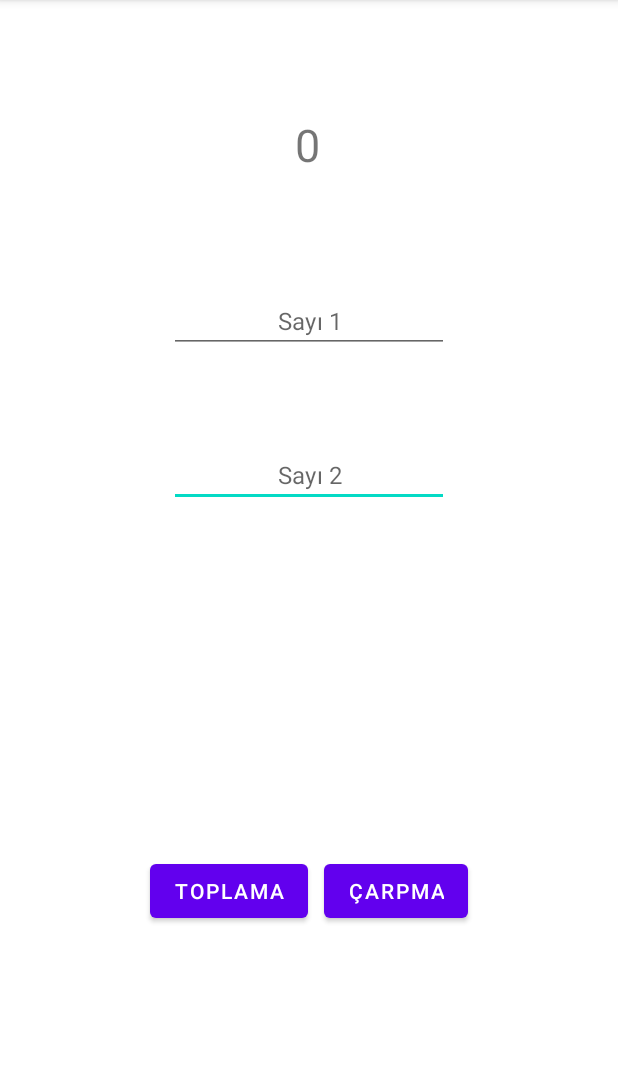
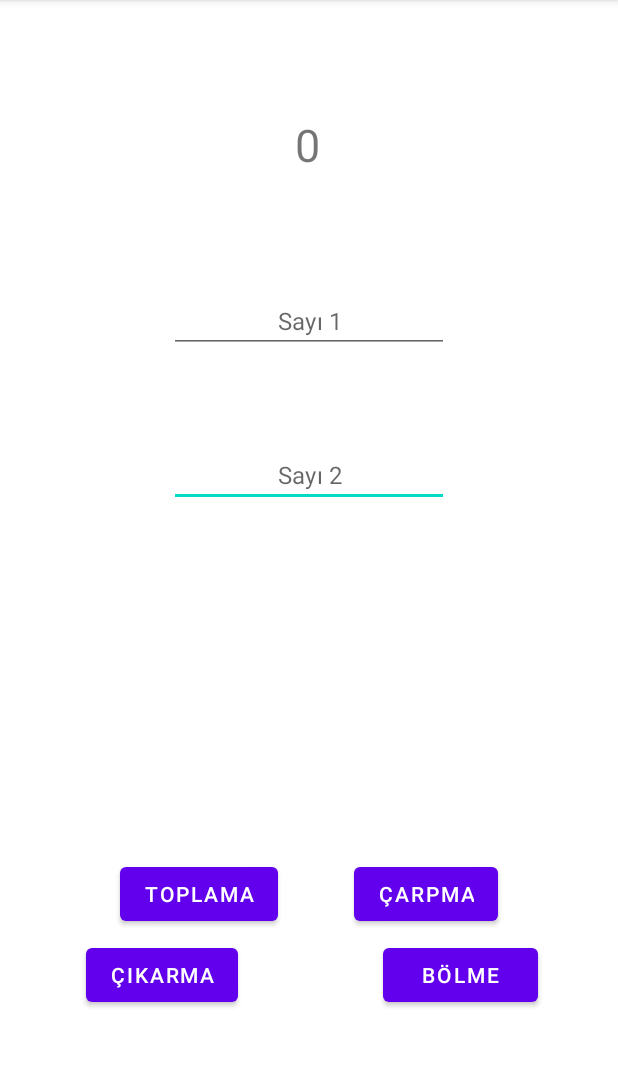
Before and after one commit to asimodabas/Basic-Calculator, an Android app: the screen it shows after launch (MainActivity), on a phone screen of 412 x 824 dp, the part 84-1151 px from its top. Run offline under Robolectric (Android 15) with nearby library versions, the phone set to English and light mode, and no system bars.

Commit message:
logo and calculation+ added

```diff
--- a/app/src/main/AndroidManifest.xml
+++ b/app/src/main/AndroidManifest.xml
@@ -4,9 +4,9 @@
 
     <application
         android:allowBackup="true"
-        android:icon="@mipmap/ic_launcher"
+        android:icon="@mipmap/calcu"
         android:label="@string/app_name"
-        android:roundIcon="@mipmap/ic_launcher_round"
+        android:roundIcon="@mipmap/calcu_round"
         android:supportsRtl="true"
         android:theme="@style/Theme.Calculator">
         <activity
--- a/app/src/main/res/layout/activity_main.xml
+++ b/app/src/main/res/layout/activity_main.xml
@@ -5,6 +5,7 @@
     android:layout_width="match_parent"
     android:layout_height="match_parent"
     tools:context=".MainActivity">
+
 
     <TextView
         android:id="@+id/textViewSonuc"
@@ -50,8 +51,8 @@
         android:id="@+id/buttonToplama"
         android:layout_width="wrap_content"
         android:layout_height="wrap_content"
-        android:layout_marginStart="100dp"
-        android:layout_marginBottom="150dp"
+        android:layout_marginStart="80dp"
+        android:layout_marginBottom="148dp"
         android:text="Toplama"
         app:layout_constraintBottom_toBottomOf="parent"
         app:layout_constraintStart_toStartOf="parent" />
@@ -60,10 +61,36 @@
         android:id="@+id/buttonCarpma"
         android:layout_width="wrap_content"
         android:layout_height="wrap_content"
-        android:layout_marginEnd="100dp"
-        android:layout_marginBottom="150dp"
+        android:layout_marginEnd="80dp"
+        android:layout_marginBottom="148dp"
         android:text="Çarpma"
         app:layout_constraintBottom_toBottomOf="parent"
         app:layout_constraintEnd_toEndOf="parent" />
 
+    <Button
+        android:id="@+id/buttonCıkarma"
+        android:layout_width="wrap_content"
+        android:layout_height="wrap_content"
+        android:layout_marginStart="44dp"
+        android:text="Çıkarma"
+        app:layout_constraintBottom_toBottomOf="parent"
+        app:layout_constraintEnd_toEndOf="parent"
+        app:layout_constraintHorizontal_bias="0.049"
+        app:layout_constraintStart_toStartOf="parent"
+        app:layout_constraintTop_toBottomOf="@+id/buttonToplama"
+        app:layout_constraintVertical_bias="0.059" />
+
+    <Button
+        android:id="@+id/buttonBolme"
+        android:layout_width="103dp"
+        android:layout_height="48dp"
+        android:layout_marginEnd="44dp"
+        android:text="Bölme"
+        app:layout_constraintBottom_toBottomOf="parent"
+        app:layout_constraintEnd_toEndOf="parent"
+        app:layout_constraintHorizontal_bias="0.965"
+        app:layout_constraintStart_toStartOf="parent"
+        app:layout_constraintTop_toBottomOf="@+id/buttonCarpma"
+        app:layout_constraintVertical_bias="0.059" />
+
 </androidx.constraintlayout.widget.ConstraintLayout>
--- /dev/null
+++ b/app/src/main/res/mipmap-anydpi-v26/calcu.xml
@@ -0,0 +1,5 @@
+<?xml version="1.0" encoding="utf-8"?>
+<adaptive-icon xmlns:android="http://schemas.android.com/apk/res/android">
+    <background android:drawable="@color/calcu_background"/>
+    <foreground android:drawable="@drawable/calcu_foreground"/>
+</adaptive-icon>
--- /dev/null
+++ b/app/src/main/res/mipmap-anydpi-v26/calcu_round.xml
@@ -0,0 +1,5 @@
+<?xml version="1.0" encoding="utf-8"?>
+<adaptive-icon xmlns:android="http://schemas.android.com/apk/res/android">
+    <background android:drawable="@color/calcu_background"/>
+    <foreground android:drawable="@drawable/calcu_foreground"/>
+</adaptive-icon>
--- /dev/null
+++ b/app/src/main/res/values/calcu_background.xml
@@ -0,0 +1,4 @@
+<?xml version="1.0" encoding="utf-8"?>
+<resources>
+    <color name="calcu_background">#3DDC84</color>
+</resources>
```
Also changed, not shown: app/src/main/java/com/asimodabas/calculator/MainActivity.kt (+17 -0 lines), app/src/main/res/drawable/calcu_foreground.xml (added, +15 -0 lines), app/src/main/calcu-playstore.png (added), app/src/main/res/mipmap-hdpi/calcu.png (added), app/src/main/res/mipmap-hdpi/calcu_round.png (added), app/src/main/res/mipmap-mdpi/calcu.png (added), app/src/main/res/mipmap-mdpi/calcu_round.png (added), app/src/main/res/mipmap-xhdpi/calcu.png (added), app/src/main/res/mipmap-xhdpi/calcu_round.png (added), app/src/main/res/mipmap-xxhdpi/calcu.png (added), app/src/main/res/mipmap-xxhdpi/calcu_round.png (added), app/src/main/res/mipmap-xxxhdpi/calcu.png (added), app/src/main/res/mipmap-xxxhdpi/calcu_round.png (added).
